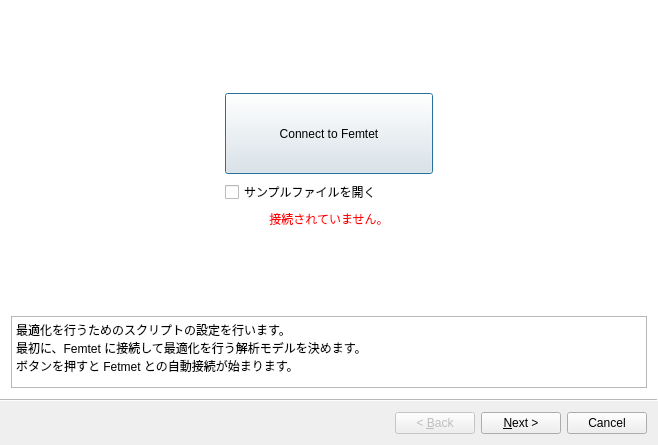
Before: the Qt Designer form pyfemtet_opt_gui/ui/wizard.ui in pyfemtet/pyfemtet-opt-gui, drawn with Qt 5.
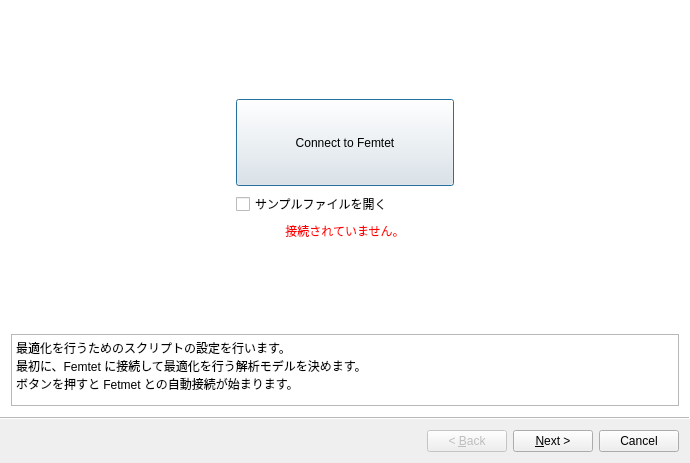
After: the same form once the commit is applied. Icons and pictures are not drawn.

What changed in the file:
```diff
--- a/pyfemtet_opt_gui/ui/wizard.ui
+++ b/pyfemtet_opt_gui/ui/wizard.ui
@@ -6,8 +6,8 @@
    <rect>
     <x>0</x>
     <y>0</y>
-    <width>658</width>
-    <height>445</height>
+    <width>690</width>
+    <height>463</height>
    </rect>
   </property>
   <property name="windowTitle">
```
Left out of the diff: 206 changed lines with no effect on the pictures.
